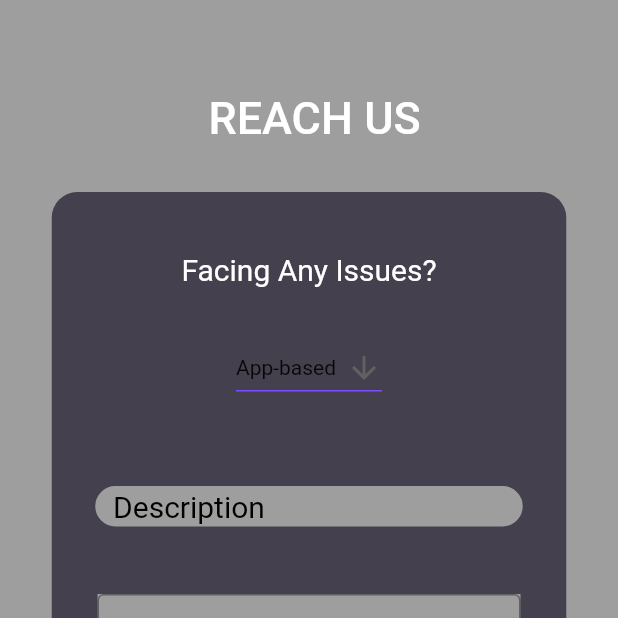
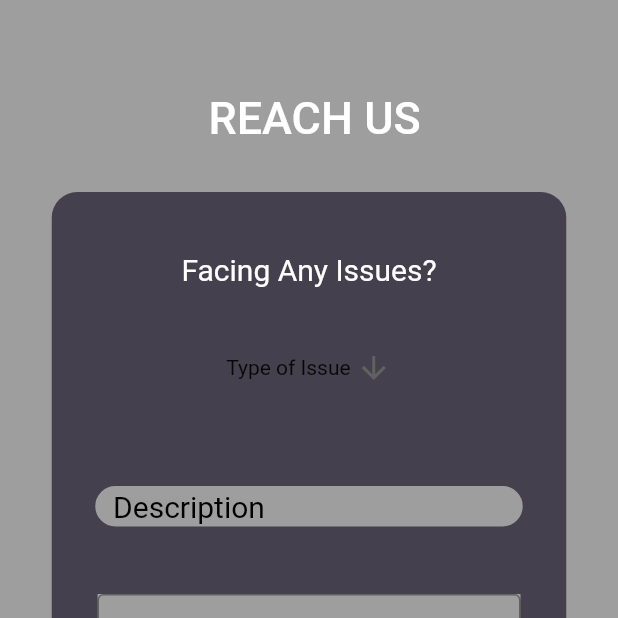
Before and after one commit to aishvi-g/ComplaintPage, a Flutter app: the screen it shows after launch, on a phone screen of 412 x 824 dp, the top half of it. Run offline on Flutter 3.47's test engine with Material 2 defaults, Android fonts, the phone set to English and light mode, and no system bars.

Commit message:
Update dropdown.dart

```diff
--- a/lib/dropdown.dart
+++ b/lib/dropdown.dart
@@ -1,6 +1,6 @@
 import 'package:flutter/material.dart';
 
-const List<String> list = <String>['App-based', 'Food-based'];
+const List<String> list = <String>['Type of Issue ','App-based', 'Food-based'];
 
 // ignore: empty_constructor_bodies
 class DropDown extends StatelessWidget {
@@ -32,8 +32,9 @@ class _DropdownButtonExampleState extends State<DropdownButtonExample> {
       elevation: 16,
       style: const TextStyle(color: Color.fromARGB(255, 7, 7, 7)),
       underline: Container(
+        width: 15,
         height: 1,
-        color: Colors.deepPurpleAccent,
+
       ),
       onChanged: (String? value) {
         // This is called when the user selects an item.
```
